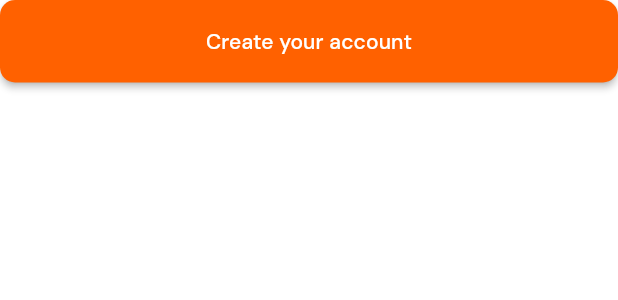
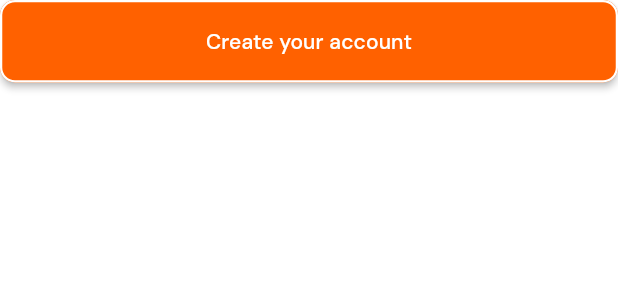
Before and after one commit to FlutterZawya/Talabat_App, a Flutter app: the CustomButton widget shown alone on an empty page, opened directly, on a phone screen of 412 x 824 dp. Shown: the top 300 px of the screen. Run offline on Flutter 3.47's test engine with Material 3 defaults, Android fonts, the phone set to English and light mode, and no system bars; our stand-ins replace device_preview, flutter_spinkit, flutter_svg, go_router, lottie, persistent_bottom_nav_bar and 1 more.

Commit message:
refactor custom button

```diff
--- a/lib/core/utils/widgets/custom_button.dart
+++ b/lib/core/utils/widgets/custom_button.dart
@@ -2,27 +2,37 @@ import 'package:flutter/material.dart';
 
 import '../styles/app_colors.dart';
 import '../styles/app_styles.dart';
+
 class CustomButton extends StatelessWidget {
   const CustomButton({
     super.key,
     required this.text,
     this.onPressed,
+    this.backgroundColor = AppColors.main,
+    this.textColor = AppColors.white,
+    this.borderRadius = 10,
+    this.height = 55,
   });
   final String text;
   final void Function()? onPressed;
+  final Color backgroundColor;
+  final Color textColor;
+  final double borderRadius;
+  final double height;
   @override
   Widget build(BuildContext context) {
     return MaterialButton(
       onPressed: onPressed,
       minWidth: double.infinity,
-      height: 55,
+      height: height,
       shape: RoundedRectangleBorder(
-        borderRadius: BorderRadius.circular(10),
+        borderRadius: BorderRadius.circular(borderRadius),
+        side: BorderSide(color: textColor, width: 1.5),
       ),
-      color: AppColors.main,
+      color: backgroundColor,
       child: Text(
         text,
-        style: AppStyles.medium14.copyWith(color: AppColors.white),
+        style: AppStyles.medium14.copyWith(color: textColor),
       ),
     );
   }
```
